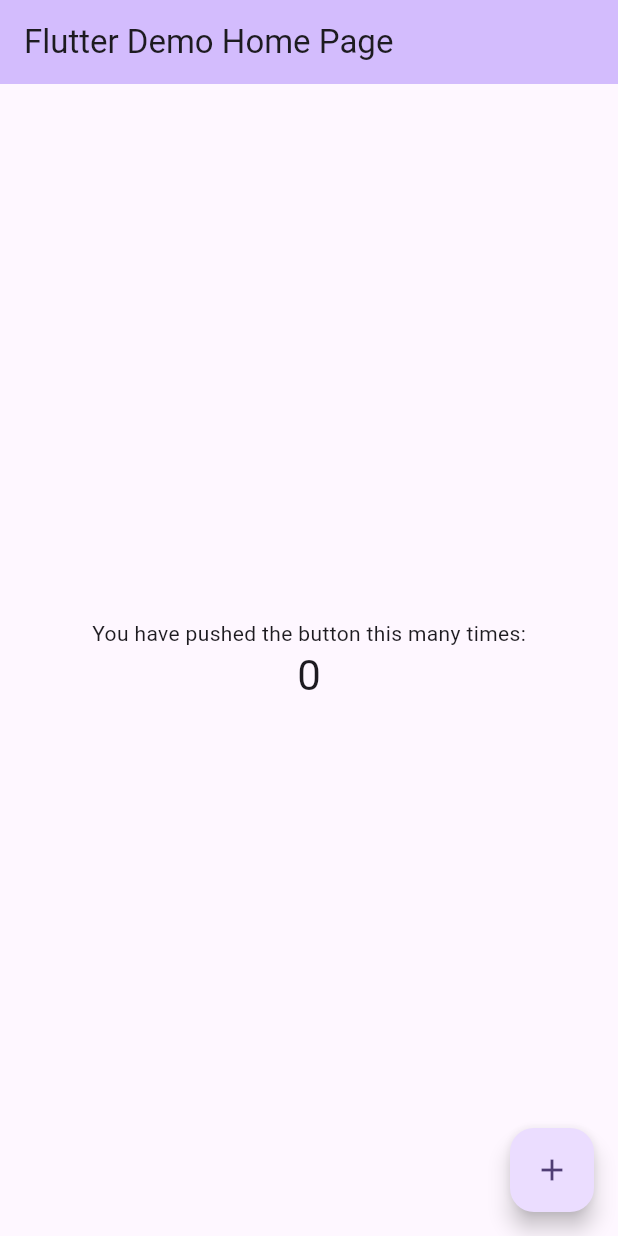
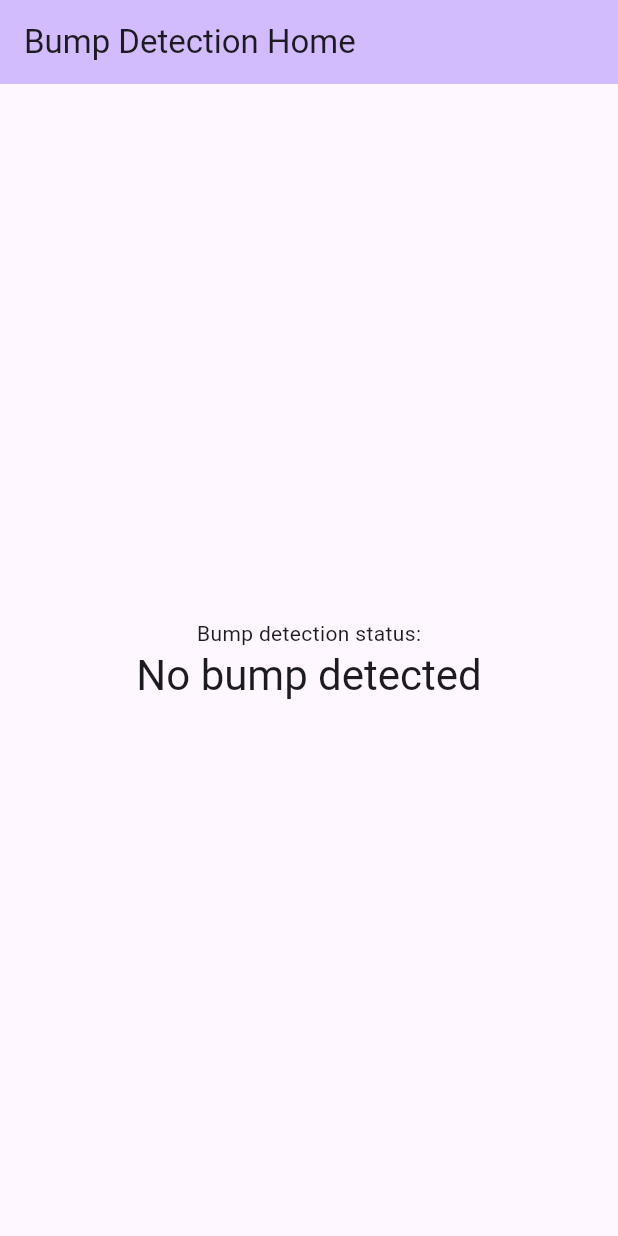
Before and after one commit to iamprasadraju/TapnPay, a Flutter app: the screen it shows after launch, on a phone screen of 412 x 824 dp. Run offline on Flutter 3.47's test engine with Material 3 defaults, Android fonts, the phone set to English and light mode, and no system bars; our stand-ins replace sensors_plus.

Commit message:
added accelerator feature

```diff
--- a/lib/main.dart
+++ b/lib/main.dart
@@ -1,4 +1,6 @@
 import 'package:flutter/material.dart';
+import 'package:sensors_plus/sensors_plus.dart';
+import 'dart:math';
 
 void main() {
   runApp(const MyApp());
@@ -7,45 +9,20 @@
 class MyApp extends StatelessWidget {
   const MyApp({super.key});
 
-  // This widget is the root of your application.
   @override
   Widget build(BuildContext context) {
     return MaterialApp(
-      title: 'Flutter Demo',
+      title: 'Bump Detection App',
       theme: ThemeData(
-        // This is the theme of your application.
-        //
-        // TRY THIS: Try running your application with "flutter run". You'll see
-        // the application has a purple toolbar. Then, without quitting the app,
-        // try changing the seedColor in the colorScheme below to Colors.green
-        // and then invoke "hot reload" (save your changes or press the "hot
-        // reload" button in a Flutter-supported IDE, or press "r" if you used
-        // the command line to start the app).
-        //
-        // Notice that the counter didn't reset back to zero; the application
-        // state is not lost during the reload. To reset the state, use hot
-        // restart instead.
-        //
-        // This works for code too, not just values: Most code changes can be
-        // tested with just a hot reload.
         colorScheme: ColorScheme.fromSeed(seedColor: Colors.deepPurple),
       ),
-      home: const MyHomePage(title: 'Flutter Demo Home Page'),
+      home: const MyHomePage(title: 'Bump Detection Home'),
     );
   }
 }
 
 class MyHomePage extends StatefulWidget {
   const MyHomePage({super.key, required this.title});
-
-  // This widget is the home page of your application. It is stateful, meaning
-  // that it has a State object (defined below) that contains fields that affect
-  // how it looks.
-
-  // This class is the configuration for the state. It holds the values (in this
-  // case the title) provided by the parent (in this case the App widget) and
-  // used by the build method of the State. Fields in a Widget subclass are
-  // always marked "final".
 
   final String title;
 
@@ -54,69 +31,55 @@
 }
 
 class _MyHomePageState extends State<MyHomePage> {
-  int _counter = 0;
+  String _status = 'No bump detected'; // Status for bump detection
 
-  void _incrementCounter() {
-    setState(() {
-      // This call to setState tells the Flutter framework that something has
-      // changed in this State, which causes it to rerun the build method below
-      // so that the display can reflect the updated values. If we changed
-      // _counter without calling setState(), then the build method would not be
-      // called again, and so nothing would appear to happen.
-      _counter++;
-    });
+  static const double bumpThreshold = 15.0; // m/s² threshold for detecting a bump
+
+  @override
+  void initState() {
+    super.initState();
+
+    // Listening to the accelerometer events to detect bumps
+    userAccelerometerEvents.listen(
+      (UserAccelerometerEvent event) {
+        double magnitude = sqrt(
+          pow(event.x, 2) + pow(event.y, 2) + pow(event.z, 2),
+        );
+
+        if (magnitude > bumpThreshold) {
+          setState(() {
+            _status = '🚨 Bump detected! Magnitude: ${magnitude.toStringAsFixed(2)}';
+          });
+        }
+      },
+      onError: (error) {
+        setState(() {
+          _status = 'Sensor error: $error';
+        });
+      },
+    );
   }
 
   @override
   Widget build(BuildContext context) {
-    // This method is rerun every time setState is called, for instance as done
-    // by the _incrementCounter method above.
-    //
-    // The Flutter framework has been optimized to make rerunning build methods
-    // fast, so that you can just rebuild anything that needs updating rather
-    // than having to individually change instances of widgets.
     return Scaffold(
       appBar: AppBar(
-        // TRY THIS: Try changing the color here to a specific color (to
-        // Colors.amber, perhaps?) and trigger a hot reload to see the AppBar
-        // change color while the other colors stay the same.
         backgroundColor: Theme.of(context).colorScheme.inversePrimary,
-        // Here we take the value from the MyHomePage object that was created by
-        // the App.build method, and use it to set our appbar title.
         title: Text(widget.title),
       ),
       body: Center(
-        // Center is a layout widget. It takes a single child and positions it
-        // in the middle of the parent.
         child: Column(
-          // Column is also a layout widget. It takes a list of children and
-          // arranges them vertically. By default, it sizes itself to fit its
-          // children horizontally, and tries to be as tall as its parent.
-          //
-          // Column has various properties to control how it sizes itself and
-          // how it positions its children. Here we use mainAxisAlignment to
-          // center the children vertically; the main axis here is the vertical
-          // axis because Columns are vertical (the cross axis would be
-          // horizontal).
-          //
-          // TRY THIS: Invoke "debug painting" (choose the "Toggle Debug Paint"
-          // action in the IDE, or press "p" in the console), to see the
-          // wireframe for each widget.
           mainAxisAlignment: MainAxisAlignment.center,
           children: <Widget>[
-            const Text('You have pushed the button this many times:'),
+            Text('Bump detection status:'),
             Text(
-              '$_counter',
+              _status,
               style: Theme.of(context).textTheme.headlineMedium,
+              textAlign: TextAlign.center,
             ),
           ],
         ),
       ),
-      floatingActionButton: FloatingActionButton(
-        onPressed: _incrementCounter,
-        tooltip: 'Increment',
-        child: const Icon(Icons.add),
-      ), // This trailing comma makes auto-formatting nicer for build methods.
     );
   }
 }
--- a/pubspec.yaml
+++ b/pubspec.yaml
@@ -34,6 +34,7 @@ dependencies:
   # The following adds the Cupertino Icons font to your application.
   # Use with the CupertinoIcons class for iOS style icons.
   cupertino_icons: ^1.0.8
+  sensors_plus: ^3.0.2
 
 dev_dependencies:
   flutter_test:
```
Also changed, not shown: pubspec.lock, 2 other files.
